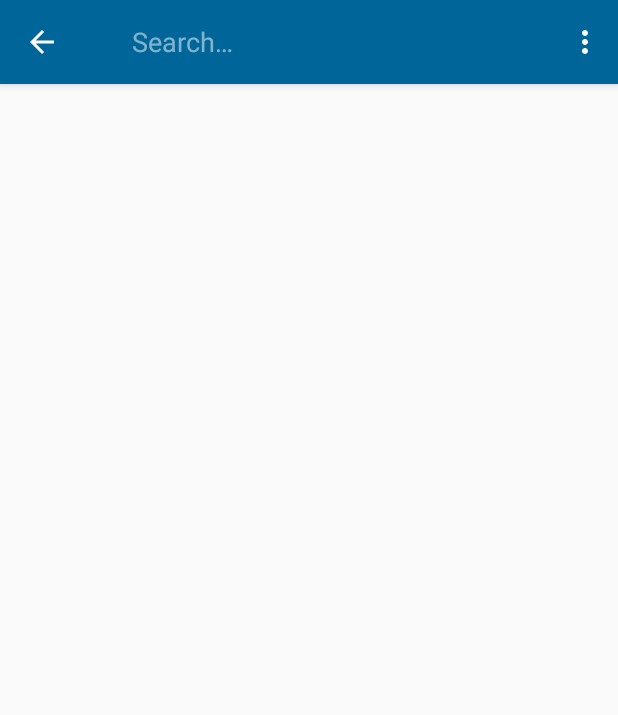
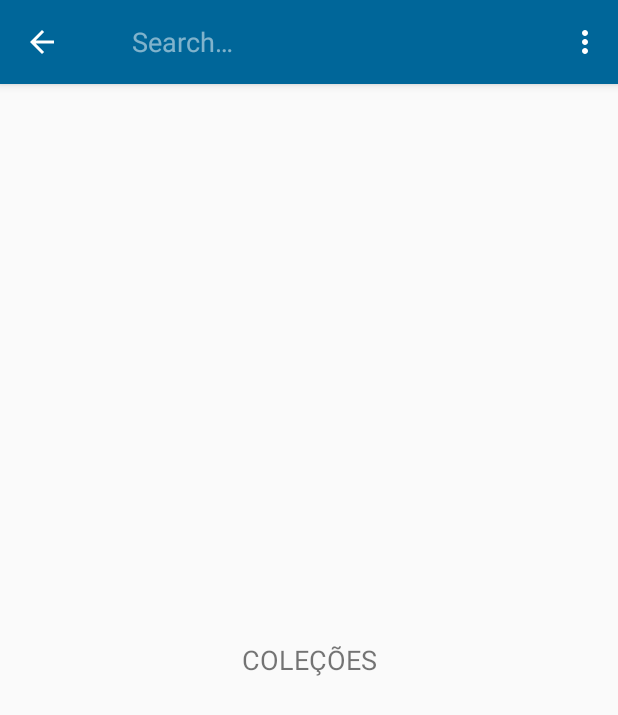
Before and after one commit to CamillaVeloni/APP-Colecionando, an Android app: the screen it shows after launch once a user with an empty profile is signed in (MainActivity), after a tap on "Pesquisar", on a phone screen of 412 x 824 dp. Shown: the top 715 px of the screen. Run offline under Robolectric (Android 15) with nearby library versions, the phone set to English and light mode, and no system bars; our stand-ins replace Firebase (no records; nobody signed in at launch, a user with empty details on screens opened directly).

Commit message:
Commit Fragments no NavigationView

```diff
--- a/app/build.gradle
+++ b/app/build.gradle
@@ -23,6 +23,7 @@ dependencies {
     //noinspection GradleCompatible
     implementation 'com.android.support:appcompat-v7:28.0.0'
     implementation 'com.android.support.constraint:constraint-layout:1.1.3'
+    implementation 'com.android.support:support-v4:28.0.0'
     testImplementation 'junit:junit:4.12'
     androidTestImplementation 'com.android.support.test:runner:1.0.2'
     androidTestImplementation 'com.android.support.test.espresso:espresso-core:3.0.2'
--- /dev/null
+++ b/app/src/main/java/com/app/teste/colecionando/Fragments/ColecoesFragment.java
@@ -0,0 +1,30 @@
+package com.app.teste.colecionando.Fragments;
+
+
+import android.os.Bundle;
+import android.support.v4.app.Fragment;
+import android.view.LayoutInflater;
+import android.view.View;
+import android.view.ViewGroup;
+
+import com.app.teste.colecionando.R;
+
+/**
+ * A simple {@link Fragment} subclass.
+ */
+public class ColecoesFragment extends Fragment {
+
+
+    public ColecoesFragment() {
+        // Required empty public constructor
+    }
+
+
+    @Override
+    public View onCreateView(LayoutInflater inflater, ViewGroup container,
+                             Bundle savedInstanceState) {
+        // Inflate the layout for this fragment
+        return inflater.inflate(R.layout.fragment_colecoes, container, false);
+    }
+
+}
--- a/app/src/main/res/layout/app_bar_main.xml
+++ b/app/src/main/res/layout/app_bar_main.xml
@@ -20,6 +20,10 @@
 
     </android.support.design.widget.AppBarLayout>
 
-    <include layout="@layout/content_main" />
+    <FrameLayout
+        android:id="@+id/FrameLayoutContainer"
+        android:layout_marginTop="?attr/actionBarSize"
+        android:layout_width="match_parent"
+        android:layout_height="match_parent"></FrameLayout>
 
 </android.support.design.widget.CoordinatorLayout>
--- /dev/null
+++ b/app/src/main/res/layout/fragment_colecoes.xml
@@ -0,0 +1,16 @@
+<?xml version="1.0" encoding="utf-8"?>
+<FrameLayout xmlns:android="http://schemas.android.com/apk/res/android"
+    xmlns:tools="http://schemas.android.com/tools"
+    android:layout_width="match_parent"
+    android:layout_height="match_parent"
+    tools:context=".Fragments.ColecoesFragment">
+
+    <!-- TODO: Update blank fragment layout -->
+    <TextView
+        android:layout_width="match_parent"
+        android:layout_height="match_parent"
+        android:gravity="center"
+        android:text="COLEÇÕES"
+        android:textSize="18sp" />
+
+</FrameLayout>
--- a/app/src/main/res/values/strings.xml
+++ b/app/src/main/res/values/strings.xml
@@ -21,4 +21,7 @@
     <string name="nav_comunic">Ajuda e Contato</string>
     <string name="nav_contato">Contato</string>
     <string name="nav_sobre">Sobre</string>
+
+    <!-- TODO: Remove or change this placeholder text -->
+    <string name="hello_blank_fragment">Hello blank fragment</string>
 </resources>
```
Also changed, not shown: app/src/main/java/com/app/teste/colecionando/Activitys/MainActivity.java (+31 -4 lines), app/src/main/java/com/app/teste/colecionando/Fragments/ContaFragment.java (added, +30 -0 lines), app/src/main/java/com/app/teste/colecionando/Fragments/MinhaColecaoFragment.java (added, +30 -0 lines), app/src/main/res/drawable/perfil_nav.xml (added, +11 -0 lines), app/src/main/res/layout/fragment_conta.xml (added, +16 -0 lines), app/src/main/res/layout/fragment_minha_colecao.xml (added, +16 -0 lines), app/src/main/res/layout/nav_header_main.xml (+7 -6 lines).
